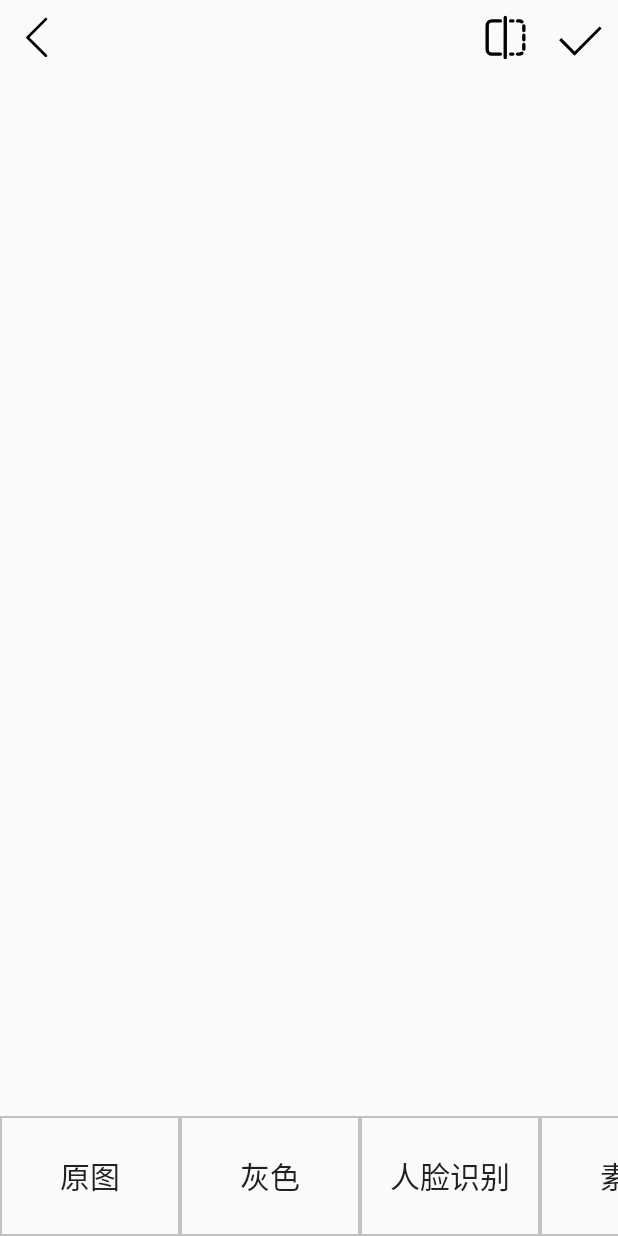
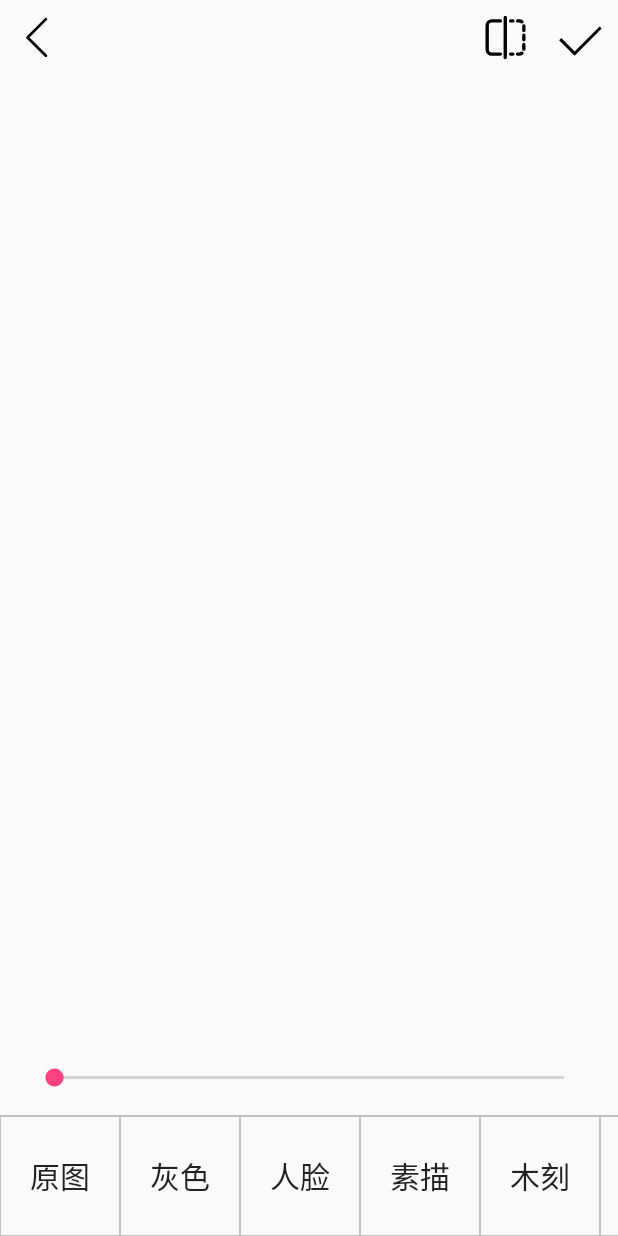
Before and after one commit to imhejiamin/HJM, an Android app: the layout activity_process.xml on its own in the app's theme, with its tools: preview values and no code run, on a phone screen of 412 x 824 dp. Run offline under Robolectric (Android 15) with nearby library versions, the phone set to English and light mode, and no system bars.

Commit message:
3.23 增加美颜功能

```diff
--- a/mpics/app/src/main/java/com/example/administrator/b/activities/MainActivity.java
+++ b/mpics/app/src/main/java/com/example/administrator/b/activities/MainActivity.java
@@ -31,7 +31,7 @@ public class MainActivity extends BaseActivity implements View.OnClickListener{
         setContentView(R.layout.activity_main);
 
         View v= findViewById(R.id.main_layout);//设置背景透明度
-        v.getBackground().setAlpha(100);//0--255为透明度值
+        v.getBackground().setAlpha(125);//0--255为透明度值
 
         get_SDcard_permission(); //向用户申请相机和相册权限
 
--- a/mpics/app/src/main/java/com/example/administrator/b/utils/PhotoClass.java
+++ b/mpics/app/src/main/java/com/example/administrator/b/utils/PhotoClass.java
@@ -12,6 +12,7 @@ public class PhotoClass {
     private Bitmap BingDong_photo;
     private Bitmap FuDiao_photo;
     private Bitmap LianHuanHua_photo;
+    private Bitmap Beauty_photo;
 
     public PhotoClass(Bitmap photo){
         Gray_photo = null;
@@ -23,6 +24,7 @@ public class PhotoClass {
         BingDong_photo = null;
         FuDiao_photo = null;
         LianHuanHua_photo = null;
+        Beauty_photo = null;
     }
 
     public void put_Gray_photo(Bitmap photo){
@@ -61,6 +63,8 @@ public class PhotoClass {
         this.Lunkuo_photo = photo;
     }
 
+    public void put_Beauty_photo(Bitmap photo){ this.Beauty_photo = photo;}
+
 
     public Bitmap get_Lunkuo_photo(){
         return this.Lunkuo_photo;
@@ -97,4 +101,6 @@ public class PhotoClass {
     public Bitmap get_FuDiao_photo(){
         return this.FuDiao_photo;
     }
+
+    public Bitmap get_Beauty_photo(){ return this.Beauty_photo;}
 }
--- a/mpics/app/src/main/res/drawable-v24/progress_btn_shape.xml
+++ b/mpics/app/src/main/res/drawable-v24/progress_btn_shape.xml
@@ -12,5 +12,5 @@
     <!--android:top="10dp"-->
     <!--/>-->
     <!--设置边框线的宽度和颜色-->
-    <stroke android:width="1dp" android:color="#C2C2C2" />
+    <stroke android:width="0.5dp" android:color="#C2C2C2" />
 </shape>
--- a/mpics/app/src/main/res/layout/activity_process.xml
+++ b/mpics/app/src/main/res/layout/activity_process.xml
@@ -53,6 +53,22 @@
 
 
     </RelativeLayout>
+    <SeekBar
+        android:id="@+id/seekBar"
+        android:layout_marginLeft="20dp"
+        android:layout_marginRight="20dp"
+        android:layout_marginTop="10dp"
+        android:layout_marginBottom="10dp"
+        android:layout_width="match_parent"
+        android:layout_height="30dp"
+        android:max="500"
+        android:progress="0"
+        android:secondaryProgress="1"
+        tools:ignore="MissingConstraints"/>
+    <View
+        android:layout_width="match_parent"
+        android:layout_height="0.5dp"
+        android:background="#C2C2C2"/>
 
     <HorizontalScrollView
         android:id="@+id/horizontalScrollView"
@@ -68,56 +84,56 @@
 
             <Button
                 android:id="@+id/button_initial"
-                android:layout_width="120dp"
+                android:layout_width="80dp"
                 android:layout_height="80dp"
                 android:background="@drawable/progress_btn_shape"
                 android:textSize="20sp"
                 android:text="原图" />
             <Button
                 android:id="@+id/button_gray"
-                android:layout_width="120dp"
+                android:layout_width="80dp"
                 android:layout_height="80dp"
                 android:background="@drawable/progress_btn_shape"
                 android:textSize="20sp"
                 android:text="灰色" />
             <Button
                 android:id="@+id/button_face_recognition"
-                android:layout_width="120dp"
+                android:layout_width="80dp"
                 android:layout_height="80dp"
                 android:background="@drawable/progress_btn_shape"
                 android:textSize="20sp"
-                android:text="人脸识别" />
+                android:text="人脸" />
             <Button
                 android:id="@+id/button_sketch"
-                android:layout_width="120dp"
+                android:layout_width="80dp"
                 android:layout_height="80dp"
                 android:background="@drawable/progress_btn_shape"
                 android:textSize="20sp"
                 android:text="素描" />
             <Button
                 android:id="@+id/button_binaryzation"
-                android:layout_width="120dp"
+                android:layout_width="80dp"
                 android:layout_height="80dp"
                 android:textSize="20sp"
                 android:background="@drawable/progress_btn_shape"
-                android:text="老电影" />
+                android:text="木刻" />
             <Button
                 android:id="@+id/button_outline"
-                android:layout_width="120dp"
+                android:layout_width="80dp"
                 android:layout_height="80dp"
                 android:textSize="20sp"
                 android:background="@drawable/progress_btn_shape"
                 android:text="轮廓" />
             <Button
                 android:id="@+id/button_reminiscence"
-                android:layout_width="120dp"
+                android:layout_width="80dp"
                 android:layout_height="80dp"
                 android:background="@drawable/progress_btn_shape"
                 android:textSize="20sp"
                 android:text="怀旧" />
             <Button
                 android:id="@+id/button_cartoon"
-                android:layout_width="120dp"
+                android:layout_width="80dp"
                 android:layout_height="80dp"
                 android:background="@drawable/progress_btn_shape"
                 android:textSize="20sp"
@@ -125,25 +141,32 @@
 
             <Button
                 android:id="@+id/button_casting"
-                android:layout_width="120dp"
+                android:layout_width="80dp"
                 android:layout_height="80dp"
                 android:textSize="20sp"
                 android:background="@drawable/progress_btn_shape"
                 android:text="宝丽来" />
             <Button
                 android:id="@+id/button_frozen"
-                android:layout_width="120dp"
+                android:layout_width="80dp"
                 android:layout_height="80dp"
                 android:textSize="20sp"
                 android:background="@drawable/progress_btn_shape"
-                android:text="高斯模糊" />
+                android:text="模糊" />
             <Button
                 android:id="@+id/button_embossment"
-                android:layout_width="120dp"
+                android:layout_width="80dp"
                 android:layout_height="80dp"
                 android:textSize="20sp"
                 android:background="@drawable/progress_btn_shape"
                 android:text="浮雕" />
+            <Button
+                android:id="@+id/button_beauty"
+                android:layout_width="80dp"
+                android:layout_height="80dp"
+                android:textSize="20sp"
+                android:background="@drawable/progress_btn_shape"
+                android:text="美颜" />
         </LinearLayout>
 
     </HorizontalScrollView>
```
Also changed, not shown: mpics/app/src/main/java/com/example/administrator/b/activities/ProcessActivity.java (+70 -10 lines), mpics/app/src/main/java/com/example/administrator/b/utils/PhotoFunction.java (+34 -1 lines), 179 other files.
